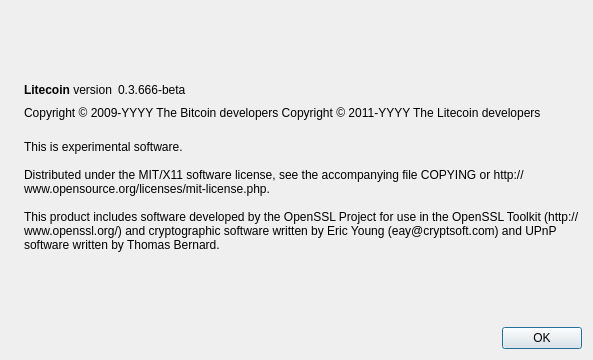
Old version of the form src/qt/forms/aboutdialog.ui in the repository 26rahulsingh/funcoin1.
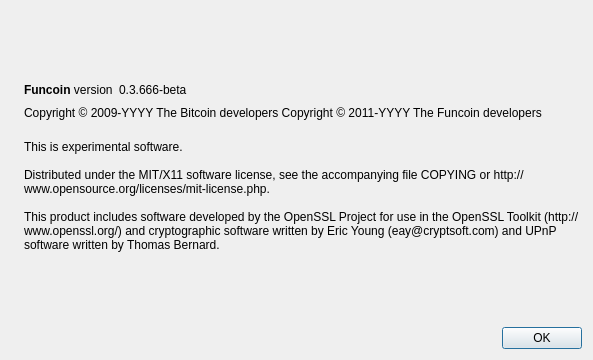
New version of the form. Icons and pictures are not drawn.

Commit message: renamed litecoin to funcoin and changes in rpcrawtransaction.cpp

```diff
--- a/src/qt/forms/aboutdialog.ui
+++ b/src/qt/forms/aboutdialog.ui
@@ -50,7 +50,7 @@
           <cursorShape>IBeamCursor</cursorShape>
          </property>
          <property name="text">
-          <string>&lt;b&gt;Litecoin&lt;/b&gt; version</string>
+          <string>&lt;b&gt;Funcoin&lt;/b&gt; version</string>
          </property>
          <property name="textInteractionFlags">
           <set>Qt::LinksAccessibleByMouse|Qt::TextSelectableByKeyboard|Qt::TextSelectableByMouse</set>
@@ -92,7 +92,7 @@
        </property>
        <property name="text">
         <string notr="true">Copyright &amp;copy; 2009-YYYY The Bitcoin developers
-Copyright &amp;copy; 2011-YYYY The Litecoin developers</string>
+Copyright &amp;copy; 2011-YYYY The Funcoin developers</string>
        </property>
        <property name="textFormat">
         <enum>Qt::RichText</enum>
```
Left out of the diff: 2 changed lines with no effect on the pictures. The commit also changes 117 other files.
